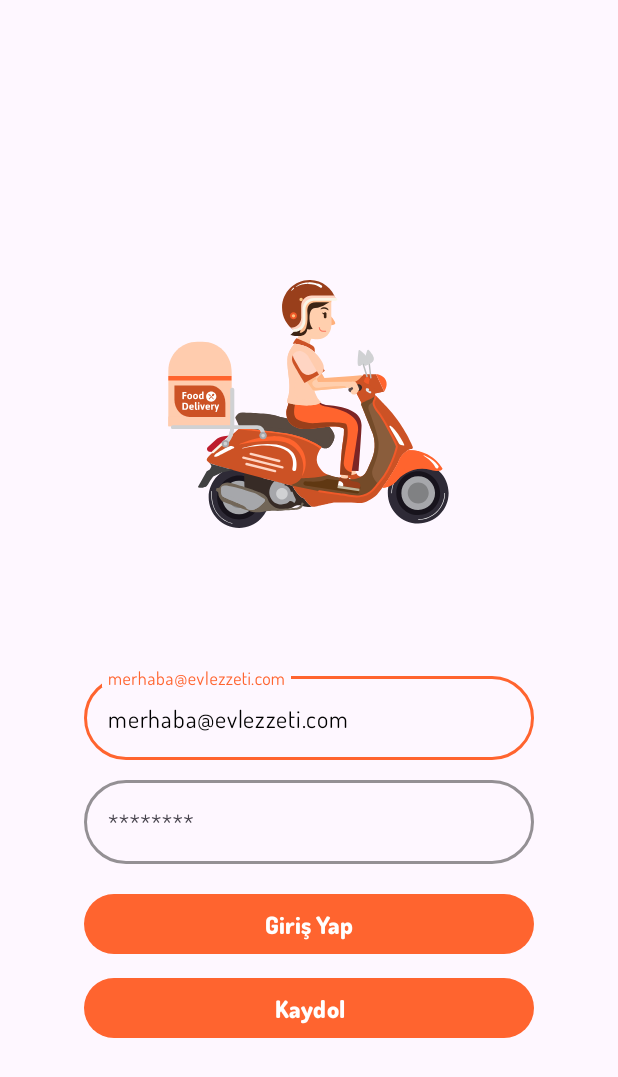
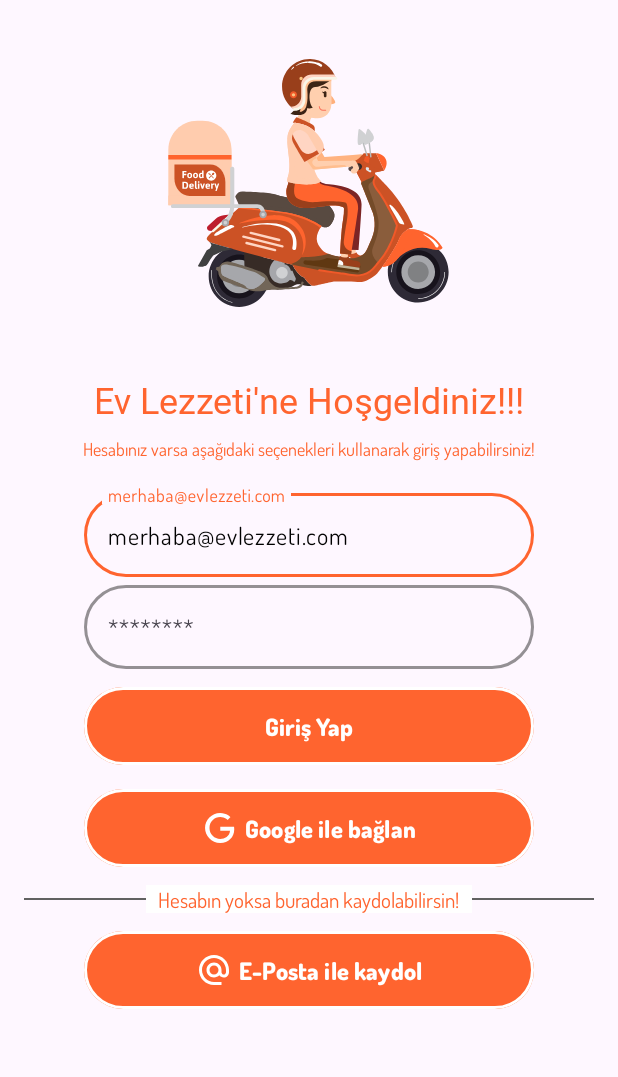
Before and after one commit to MustafaUmutIdam/EvLezzeti, an Android app: the screen it shows after launch (MainActivity), on a phone screen of 412 x 824 dp. Shown: the top 1077 px of the screen. Run offline under Robolectric (Android 15) with nearby library versions, the phone set to English and light mode, and no system bars; our stand-ins replace Dagger/Hilt's generated code.

Commit message:
Giris Sayfası Yeni Tasarım

```diff
--- /dev/null
+++ b/app/src/main/res/drawable/email_icon.xml
@@ -0,0 +1,5 @@
+<vector xmlns:android="http://schemas.android.com/apk/res/android" android:height="24dp" android:tint="#FFFFFF" android:viewportHeight="24" android:viewportWidth="24" android:width="24dp">
+
+    <path android:fillColor="@android:color/white" android:pathData="M12,2C6.48,2 2,6.48 2,12s4.48,10 10,10h5v-2h-5c-4.34,0 -8,-3.66 -8,-8s3.66,-8 8,-8 8,3.66 8,8v1.43c0,0.79 -0.71,1.57 -1.5,1.57s-1.5,-0.78 -1.5,-1.57L17,12c0,-2.76 -2.24,-5 -5,-5s-5,2.24 -5,5 2.24,5 5,5c1.38,0 2.64,-0.56 3.54,-1.47 0.65,0.89 1.77,1.47 2.96,1.47 1.97,0 3.5,-1.6 3.5,-3.57L22,12c0,-5.52 -4.48,-10 -10,-10zM12,15c-1.66,0 -3,-1.34 -3,-3s1.34,-3 3,-3 3,1.34 3,3 -1.34,3 -3,3z"/>
+
+</vector>
--- /dev/null
+++ b/app/src/main/res/drawable/google_icon.xml
@@ -0,0 +1 @@
+<!-- drawable/google.xml --><vector xmlns:android="http://schemas.android.com/apk/res/android" android:height="24dp" android:width="24dp" android:viewportWidth="24" android:viewportHeight="24"><path android:fillColor="#FFFFFF" android:pathData="M21.35,11.1H12.18V13.83H18.69C18.36,17.64 15.19,19.27 12.19,19.27C8.36,19.27 5,16.25 5,12C5,7.9 8.2,4.73 12.2,4.73C15.29,4.73 17.1,6.7 17.1,6.7L19,4.72C19,4.72 16.56,2 12.1,2C6.42,2 2.03,6.8 2.03,12C2.03,17.05 6.16,22 12.25,22C17.6,22 21.5,18.33 21.5,12.91C21.5,11.76 21.35,11.1 21.35,11.1V11.1Z" /></vector>
--- a/app/src/main/res/layout/fragment_giris_yap.xml
+++ b/app/src/main/res/layout/fragment_giris_yap.xml
@@ -13,39 +13,33 @@
         android:layout_height="250dp"
         android:layout_marginStart="32dp"
         android:layout_marginEnd="32dp"
-        android:layout_marginBottom="48dp"
-        app:layout_constraintBottom_toTopOf="@+id/ePostaInputLayout"
         app:layout_constraintEnd_toEndOf="parent"
         app:layout_constraintStart_toStartOf="parent"
+        app:layout_constraintTop_toTopOf="parent"
         app:lottie_autoPlay="true"
         app:lottie_loop="true"
         app:lottie_rawRes="@raw/giris_gif_json" />
 
-    <Button
+    <com.google.android.material.button.MaterialButton
         android:id="@+id/girisYapButton"
         style="@style/ButtonStyle"
-        android:layout_marginBottom="8dp"
+        android:layout_marginTop="8dp"
+        android:height="50dp"
         android:text="@string/giris_girisYap_button"
-        app:layout_constraintBottom_toTopOf="@+id/kaydolButton"
         app:layout_constraintEnd_toEndOf="parent"
-        app:layout_constraintStart_toStartOf="parent" />
-
-    <Button
-        android:id="@+id/kaydolButton"
-        style="@style/ButtonStyle"
-        android:layout_marginBottom="128dp"
-        android:text="@string/giris_kaydol_button"
-        app:layout_constraintBottom_toBottomOf="parent"
-        app:layout_constraintEnd_toEndOf="parent"
-        app:layout_constraintStart_toStartOf="parent" />
+        app:layout_constraintHorizontal_bias="0.5"
+        app:layout_constraintStart_toStartOf="parent"
+        app:layout_constraintTop_toBottomOf="@+id/sifreInputLayout"
+        app:strokeColor="@color/white"
+        app:strokeWidth="2dp" />
 
     <com.google.android.material.textfield.TextInputLayout
         android:id="@+id/ePostaInputLayout"
         style="@style/TextInputStyle"
-        android:layout_marginBottom="8dp"
-        app:layout_constraintBottom_toTopOf="@+id/sifreInputLayout"
+        android:layout_marginTop="16dp"
         app:layout_constraintEnd_toEndOf="parent"
-        app:layout_constraintStart_toStartOf="parent">
+        app:layout_constraintStart_toStartOf="parent"
+        app:layout_constraintTop_toBottomOf="@+id/textViewGirisYap">
 
         <com.google.android.material.textfield.TextInputEditText
             android:id="@+id/ePostaEditText"
@@ -59,10 +53,9 @@
     <com.google.android.material.textfield.TextInputLayout
         android:id="@+id/sifreInputLayout"
         style="@style/TextInputStyle"
-        android:layout_marginBottom="16dp"
-        app:layout_constraintBottom_toTopOf="@+id/girisYapButton"
         app:layout_constraintEnd_toEndOf="parent"
-        app:layout_constraintStart_toStartOf="parent">
+        app:layout_constraintStart_toStartOf="parent"
+        app:layout_constraintTop_toBottomOf="@+id/ePostaInputLayout">
 
         <EditText
             android:id="@+id/sifreEditText"
@@ -76,5 +69,108 @@
             android:visibility="visible" />
     </com.google.android.material.textfield.TextInputLayout>
 
+    <TextView
+        android:id="@+id/textViewHosgeldiniz"
+        style="@style/GenelTextStyle"
+        android:layout_width="wrap_content"
+        android:layout_height="wrap_content"
+        android:fontFamily="@font/dosis_bold"
+        android:text="@string/giris_sayfasi_hosgeldiniz"
+        android:textColor="@color/anaRenk"
+        android:textSize="24sp"
+        app:layout_constraintEnd_toEndOf="parent"
+        app:layout_constraintHorizontal_bias="0.5"
+        app:layout_constraintStart_toStartOf="parent"
+        app:layout_constraintTop_toBottomOf="@+id/lottieAnimationView" />
+
+    <TextView
+        android:id="@+id/textViewGirisYap"
+        style="@style/GenelTextStyle"
+        android:layout_width="wrap_content"
+        android:layout_height="wrap_content"
+        android:layout_marginTop="8dp"
+        android:text="@string/giris_sayfasi_giris_yap"
+        android:textColor="@color/anaRenk"
+        android:textSize="12sp"
+        app:layout_constraintEnd_toEndOf="parent"
+        app:layout_constraintHorizontal_bias="0.5"
+        app:layout_constraintStart_toStartOf="parent"
+        app:layout_constraintTop_toBottomOf="@+id/textViewHosgeldiniz" />
+
+    <FrameLayout
+        android:id="@+id/frameLayout"
+        android:layout_width="match_parent"
+        android:layout_height="wrap_content"
+        android:layout_marginStart="16dp"
+        android:layout_marginTop="8dp"
+        android:layout_marginEnd="16dp"
+        app:layout_constraintEnd_toEndOf="parent"
+        app:layout_constraintHorizontal_bias="0.5"
+        app:layout_constraintStart_toStartOf="parent"
+        app:layout_constraintTop_toBottomOf="@+id/googleBaglanButton">
+
+        <View
+            android:layout_width="match_parent"
+            android:layout_height="1dp"
+            android:layout_gravity="center"
+            android:background="#616161" />
+
+        <TextView
+            android:id="@+id/textViewKaydol"
+            style="@style/GenelTextStyle"
+            android:layout_width="wrap_content"
+            android:layout_height="wrap_content"
+            android:layout_gravity="center"
+            android:background="@android:color/white"
+            android:paddingStart="8dp"
+            android:paddingEnd="8dp"
+            android:text="@string/giris_sayfasi_hesap_olustur"
+            android:textColor="@color/anaRenk"
+            android:textSize="14sp" />
+
+    </FrameLayout>
+
+    <com.google.android.material.button.MaterialButton
+        android:id="@+id/googleBaglanButton"
+        style="@style/ButtonStyle"
+        android:layout_width="300dp"
+        android:layout_marginTop="8dp"
+        android:height="50dp"
+        android:text="@string/giris_sayfasi_google_kaydol_button"
+        android:textColor="@color/white"
+        android:textSize="16sp"
+        app:icon="@drawable/google_icon"
+        app:iconGravity="textStart"
+        app:iconPadding="4dp"
+        app:iconSize="24dp"
+        app:iconTint="@color/white"
+        app:layout_constraintEnd_toEndOf="parent"
+        app:layout_constraintHorizontal_bias="0.5"
+        app:layout_constraintStart_toStartOf="parent"
+        app:layout_constraintTop_toBottomOf="@+id/girisYapButton"
+        app:strokeColor="@color/white"
+        app:strokeWidth="2dp" />
+
+    <com.google.android.material.button.MaterialButton
+        android:id="@+id/ePostaKaydolButton"
+        style="@style/ButtonStyle"
+        android:layout_width="300dp"
+        android:layout_marginTop="8dp"
+        android:height="50dp"
+        android:text="@string/giris_sayfasi_ePosta_kaydol_button"
+        android:textColor="@color/white"
+        android:textSize="16sp"
+        app:icon="@drawable/email_icon"
+        app:iconGravity="textStart"
+        app:iconPadding="4dp"
+        app:iconSize="24dp"
+        app:iconTint="@color/white"
+        app:layout_constraintEnd_toEndOf="parent"
+        app:layout_constraintHorizontal_bias="0.5"
+        app:layout_constraintStart_toStartOf="parent"
+        app:layout_constraintTop_toBottomOf="@+id/frameLayout"
+        app:strokeColor="@color/white"
+        app:strokeWidth="2dp" />
+
 
 </androidx.constraintlayout.widget.ConstraintLayout>
--- a/app/src/main/res/values/strings.xml
+++ b/app/src/main/res/values/strings.xml
@@ -5,6 +5,13 @@
     <string name="giris_kaydol_button">Kaydol</string>
     <string name="giris_girisYap_button">Giriş Yap</string>
     <string name="title_activity_login">LoginActivity</string>
+    <string name="giris_sayfasi_hosgeldiniz">Ev Lezzeti\'ne Hoşgeldiniz!!!</string>
+    <string name="giris_sayfasi_giris_yap">Hesabınız varsa aşağıdaki seçenekleri kullanarak giriş yapabilirsiniz!</string>
+    <string name="giris_sayfasi_hesap_olustur">Hesabın yoksa buradan kaydolabilirsin!</string>
+    <string name="giris_sayfasi_google_kaydol_button">Google ile bağlan</string>
+    <string name="giris_sayfasi_ePosta_kaydol_button">E-Posta ile kaydol</string>
+
+
     <string name="prompt_email">Email</string>
     <string name="prompt_password">Password</string>
     <string name="action_sign_in">Sign in or register</string>
--- a/app/src/main/res/values/styles.xml
+++ b/app/src/main/res/values/styles.xml
@@ -13,7 +13,7 @@
             <item name="android:textColor">@color/white</item>
             <item name="android:fontFamily">@font/dosis_extrabold</item>
             <item name="android:layout_width">300dp</item>
-            <item name="android:layout_height">wrap_content</item>
+            <item name="android:layout_height">60dp</item>
         </style>
 
     <!-- TextInput stil -->
```
